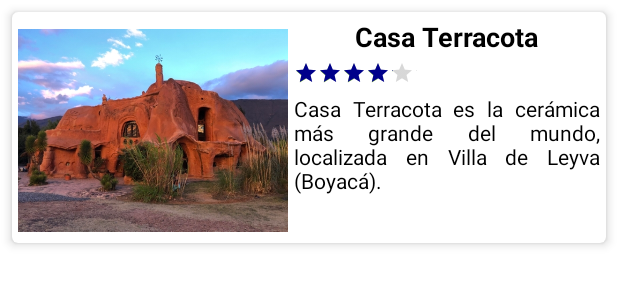
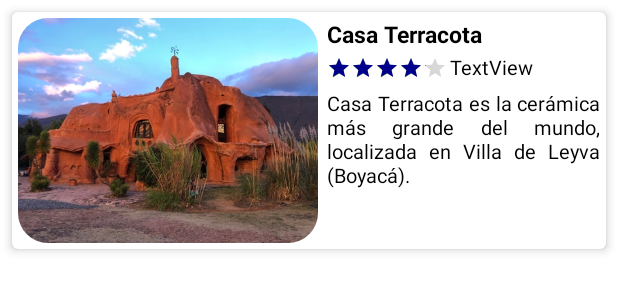
Before and after one commit to GreenDevGroup/GreenDev, an Android app: the layout card_view_touristiccentres_item.xml on its own in the app's theme, with its tools: preview values and no code run, on a phone screen of 412 x 824 dp. Shown: the top 300 px of the screen. Run offline under Robolectric (Android 15) with nearby library versions, the phone set to English and light mode, and no system bars.

```diff
--- a/greendevapp/src/main/java/com/bmao/greendevapp/list/TouristicCentresAdapter.kt
+++ b/greendevapp/src/main/java/com/bmao/greendevapp/list/TouristicCentresAdapter.kt
@@ -4,6 +4,7 @@ import android.view.LayoutInflater
 import android.view.View
 import android.view.ViewGroup
 import android.widget.ImageView
+import android.widget.RatingBar
 import android.widget.TextView
 import androidx.recyclerview.widget.RecyclerView
 import com.bmao.greendevapp.R
@@ -43,11 +44,15 @@ class TouristicCentresAdapter(
         private var TitleTextView: TextView = Itemview.findViewById(R.id.title_incardview_textview)
         private var descriptonTextView: TextView = Itemview.findViewById(R.id.description_incardview_textView)
         private var pictureImageView: ImageView = Itemview.findViewById(R.id.image_incardview_imageView)
+        private var ratingView: RatingBar = Itemview.findViewById(R.id.stars_incardview_ratingBar)
+        private var ratingText: TextView = Itemview.findViewById(R.id.rating_textView)
 
 
         fun bind(touristicCentre: TouristicAttractionItem){
             TitleTextView.text = touristicCentre.title
             descriptonTextView.text = touristicCentre.shortDescription
+            ratingView.rating=touristicCentre.rating
+            ratingText.text= touristicCentre.rating.toString()
             Picasso.get().load(touristicCentre.urlPicture).into(pictureImageView)
         }
     }
--- a/greendevapp/src/main/java/com/bmao/greendevapp/model/TouristicAttractionItem.kt
+++ b/greendevapp/src/main/java/com/bmao/greendevapp/model/TouristicAttractionItem.kt
@@ -20,7 +20,7 @@ data class TouristicAttractionItem(
     @SerializedName("urlPicture")
     val urlPicture: String,
     @SerializedName("rating")
-    val rating: Double,
+    val rating: Float,
     @SerializedName("urlPictureCoruselUno")
     val urlPictureCoruselUno: String,
     @SerializedName("urlPictureCoruselDos")
--- a/greendevapp/src/main/res/layout/card_view_touristiccentres_item.xml
+++ b/greendevapp/src/main/res/layout/card_view_touristiccentres_item.xml
@@ -26,15 +26,18 @@
             android:layout_width="match_parent"
             android:layout_height="match_parent">
 
-            <ImageView
+            <com.google.android.material.imageview.ShapeableImageView
                 android:id="@+id/image_incardview_imageView"
-                android:layout_width="180dp"
+                android:layout_width="200dp"
                 android:layout_height="150dp"
                 android:layout_marginStart="4dp"
                 android:layout_marginTop="4dp"
+                android:layout_marginBottom="4dp"
                 android:contentDescription="@null"
+                app:layout_constraintBottom_toBottomOf="parent"
                 app:layout_constraintStart_toStartOf="parent"
                 app:layout_constraintTop_toTopOf="parent"
+                app:shapeAppearanceOverlay="@style/roundImageView"
                 app:srcCompat="@drawable/terracota_cardview" />
 
             <TextView
@@ -42,11 +45,9 @@
                 style="@style/sub_Titulos"
                 android:layout_width="wrap_content"
                 android:layout_height="wrap_content"
-                android:layout_marginStart="4dp"
+                android:layout_marginStart="6dp"
                 android:layout_marginTop="4dp"
-                android:layout_marginEnd="4dp"
                 android:text="@string/title"
-                app:layout_constraintEnd_toEndOf="parent"
                 app:layout_constraintStart_toEndOf="@+id/image_incardview_imageView"
                 app:layout_constraintTop_toTopOf="parent" />
 
@@ -55,7 +56,7 @@
                 style="?android:attr/ratingBarStyleSmall"
                 android:layout_width="82dp"
                 android:layout_height="18dp"
-                android:layout_marginStart="4dp"
+                android:layout_marginStart="6dp"
                 android:layout_marginTop="4dp"
                 android:isIndicator="false"
                 android:numStars="5"
@@ -73,7 +74,7 @@
                 style="@style/text_normal"
                 android:layout_width="0dp"
                 android:layout_height="wrap_content"
-                android:layout_marginStart="4dp"
+                android:layout_marginStart="6dp"
                 android:layout_marginTop="4dp"
                 android:layout_marginEnd="4dp"
                 android:justificationMode="inter_word"
@@ -83,6 +84,16 @@
                 app:layout_constraintTop_toBottomOf="@+id/stars_incardview_ratingBar"
                 tools:ignore="UnusedAttribute" />
 
+            <TextView
+                android:id="@+id/rating_textView"
+                style="@style/text_normal"
+                android:layout_width="wrap_content"
+                android:layout_height="wrap_content"
+                android:layout_marginTop="2dp"
+                android:text="TextView"
+                app:layout_constraintStart_toEndOf="@+id/stars_incardview_ratingBar"
+                app:layout_constraintTop_toBottomOf="@+id/title_incardview_textview" />
+
         </androidx.constraintlayout.widget.ConstraintLayout>
     </androidx.cardview.widget.CardView>
 </androidx.constraintlayout.widget.ConstraintLayout>
--- a/greendevapp/src/main/res/values/themes.xml
+++ b/greendevapp/src/main/res/values/themes.xml
@@ -15,19 +15,19 @@
     </style>
 
     <style name="encabezado">
-        <item name="android:textSize">20sp</item>
+        <item name="android:textSize">18sp</item>
         <item name="android:textColor">@color/black</item>
         <item name="android:textStyle">bold</item>
     </style>
 
     <style name="sub_Titulos">
-        <item name="android:textSize">18sp</item>
+        <item name="android:textSize">15sp</item>
         <item name="android:textColor">@color/black</item>
         <item name="android:textStyle">bold</item>
     </style>
 
     <style name="text_normal">
-        <item name="android:textSize">14sp</item>
+        <item name="android:textSize">13sp</item>
         <item name="android:textColor">@color/black</item>
         <item name="android:textStyle">normal</item>
     </style>
@@ -37,4 +37,10 @@
         <item name="itemIconTint">@color/indianred</item>
         <item name="itemTextColor">@color/aliceblue</item>
     </style>
+
+    <style name="roundImageView" parent="">
+        <item name="cornerFamily">rounded</item>
+        <item name="cornerSize">20dp</item>
+        <item name="color">@color/white</item>
+    </style>
 </resources>
```
Also changed, not shown: greendevapp/src/main/assets/touristAttraction.json (+18 -18 lines).
